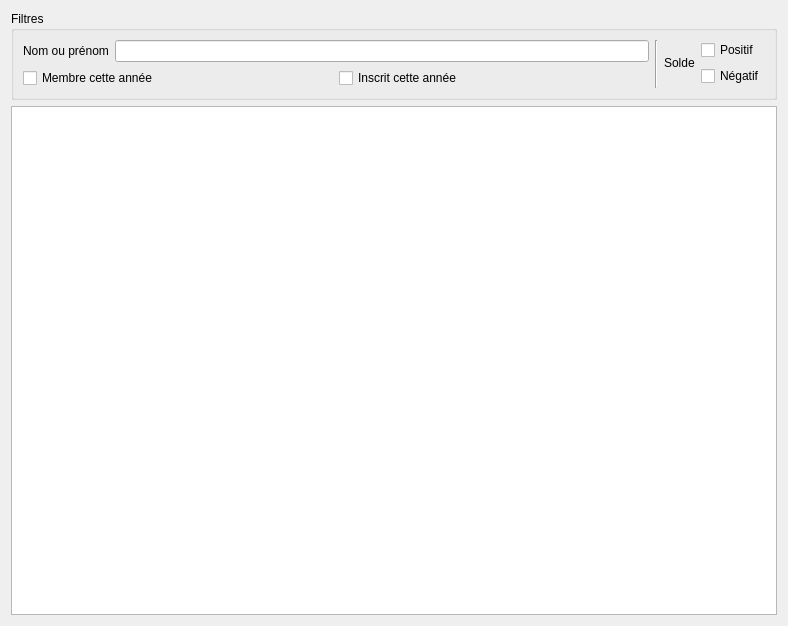
First picture: the form in CPSMPlongees/Gui/DiverSearch.ui, repository mathieu0c/CPSMPlongees, before the edit.
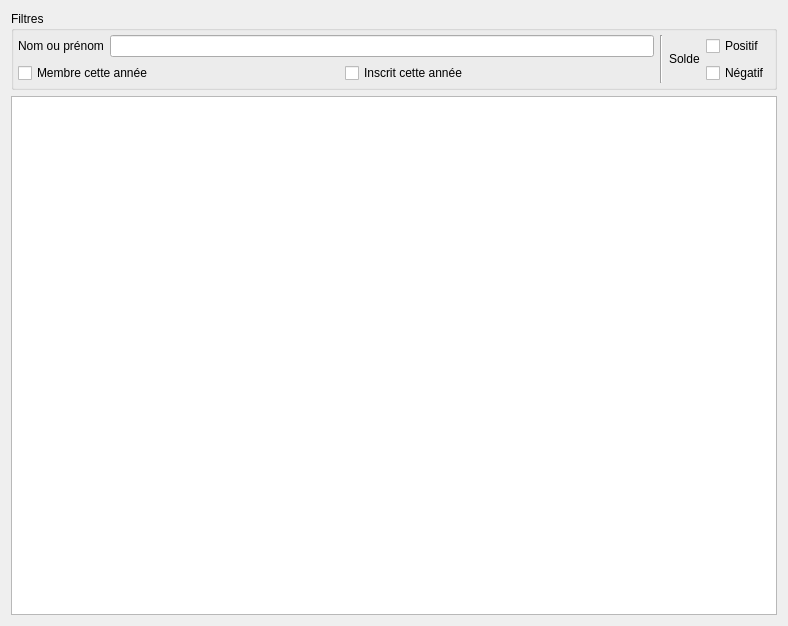
Second picture: the form after the edit. Custom widgets are drawn as their Qt base class.

What changed in the file:
```diff
--- a/CPSMPlongees/Gui/DiverSearch.ui
+++ b/CPSMPlongees/Gui/DiverSearch.ui
@@ -45,19 +45,21 @@
       <string>Filtres</string>
      </property>
      <layout class="QGridLayout" name="gridLayout_3">
-      <item row="1" column="0">
-       <widget class="ReversedTristateCheckBox" name="cb_member">
-        <property name="text">
-         <string>Membre cette année</string>
-        </property>
-        <property name="tristate">
-         <bool>true</bool>
-        </property>
-       </widget>
-      </item>
+      <property name="leftMargin">
+       <number>4</number>
+      </property>
+      <property name="topMargin">
+       <number>4</number>
+      </property>
+      <property name="rightMargin">
+       <number>4</number>
+      </property>
+      <property name="bottomMargin">
+       <number>4</number>
+      </property>
       <item row="0" column="3" rowspan="2">
        <layout class="QGridLayout" name="glay_balance">
-        <item row="0" column="1" rowspan="2">
+        <item row="0" column="2" rowspan="2">
          <widget class="QLabel" name="lbl_disp_balance">
           <property name="sizePolicy">
            <sizepolicy hsizetype="Maximum" vsizetype="Preferred">
@@ -70,7 +72,28 @@
           </property>
          </widget>
         </item>
-        <item row="0" column="2">
+        <item row="0" column="0">
+         <layout class="QHBoxLayout" name="hlay_name">
+          <item>
+           <widget class="QLabel" name="lbl_disp_name">
+            <property name="text">
+             <string>Nom ou prénom</string>
+            </property>
+           </widget>
+          </item>
+          <item>
+           <widget class="QLineEdit" name="le_name">
+            <property name="sizePolicy">
+             <sizepolicy hsizetype="Expanding" vsizetype="Fixed">
+              <horstretch>0</horstretch>
+              <verstretch>0</verstretch>
+             </sizepolicy>
+            </property>
+           </widget>
+          </item>
+         </layout>
+        </item>
+        <item row="0" column="3">
          <widget class="QCheckBox" name="cb_positive_balance">
           <property name="sizePolicy">
            <sizepolicy hsizetype="Maximum" vsizetype="Fixed">
@@ -86,7 +109,7 @@
           </property>
          </widget>
         </item>
-        <item row="1" column="2">
+        <item row="1" column="3">
          <widget class="QCheckBox" name="cb_negative_balance">
           <property name="text">
            <string>Négatif</string>
@@ -96,46 +119,65 @@
           </property>
          </widget>
         </item>
-       </layout>
-      </item>
-      <item row="0" column="0" colspan="2">
-       <layout class="QHBoxLayout" name="hlay_name">
-        <item>
-         <widget class="QLabel" name="lbl_disp_name">
-          <property name="text">
-           <string>Nom ou prénom</string>
+        <item row="0" column="1" rowspan="2">
+         <widget class="Line" name="line">
+          <property name="orientation">
+           <enum>Qt::Vertical</enum>
           </property>
          </widget>
         </item>
-        <item>
-         <widget class="QLineEdit" name="le_name">
-          <property name="sizePolicy">
-           <sizepolicy hsizetype="Expanding" vsizetype="Fixed">
-            <horstretch>0</horstretch>
-            <verstretch>0</verstretch>
-           </sizepolicy>
-          </property>
-         </widget>
+        <item row="1" column="0">
+         <layout class="QHBoxLayout" name="hlay_filter">
+          <item>
+           <widget class="ReversedTristateCheckBox" name="cb_member">
+            <property name="sizePolicy">
+             <sizepolicy hsizetype="Maximum" vsizetype="Fixed">
+              <horstretch>0</horstretch>
+              <verstretch>0</verstretch>
+             </sizepolicy>
+            </property>
+            <property name="text">
+             <string>Membre cette année</string>
+            </property>
+            <property name="tristate">
+             <bool>true</bool>
+            </property>
+           </widget>
+          </item>
+          <item>
+           <widget class="QLabel" name="lbl_member_state">
+            <property name="text">
+             <string/>
+            </property>
+           </widget>
+          </item>
+          <item>
+           <widget class="ReversedTristateCheckBox" name="cb_registered">
+            <property name="sizePolicy">
+             <sizepolicy hsizetype="Maximum" vsizetype="Fixed">
+              <horstretch>0</horstretch>
+              <verstretch>0</verstretch>
+             </sizepolicy>
+            </property>
+            <property name="text">
+             <string>Inscrit cette année</string>
+            </property>
+            <property name="tristate">
+             <bool>true</bool>
+            </property>
+           </widget>
+          </item>
+          <item>
+           <widget class="QLabel" name="lbl_registered_state">
+            <property name="text">
+             <string/>
+            </property>
+           </widget>
+          </item>
+         </layout>
         </item>
        </layout>
       </item>
-      <item row="1" column="1">
-       <widget class="ReversedTristateCheckBox" name="cb_registered">
-        <property name="text">
-         <string>Inscrit cette année</string>
-        </property>
-        <property name="tristate">
-         <bool>true</bool>
-        </property>
-       </widget>
-      </item>
-      <item row="0" column="2" rowspan="2">
-       <widget class="Line" name="line">
-        <property name="orientation">
-         <enum>Qt::Vertical</enum>
-        </property>
-       </widget>
-      </item>
      </layout>
     </widget>
    </item>
```
